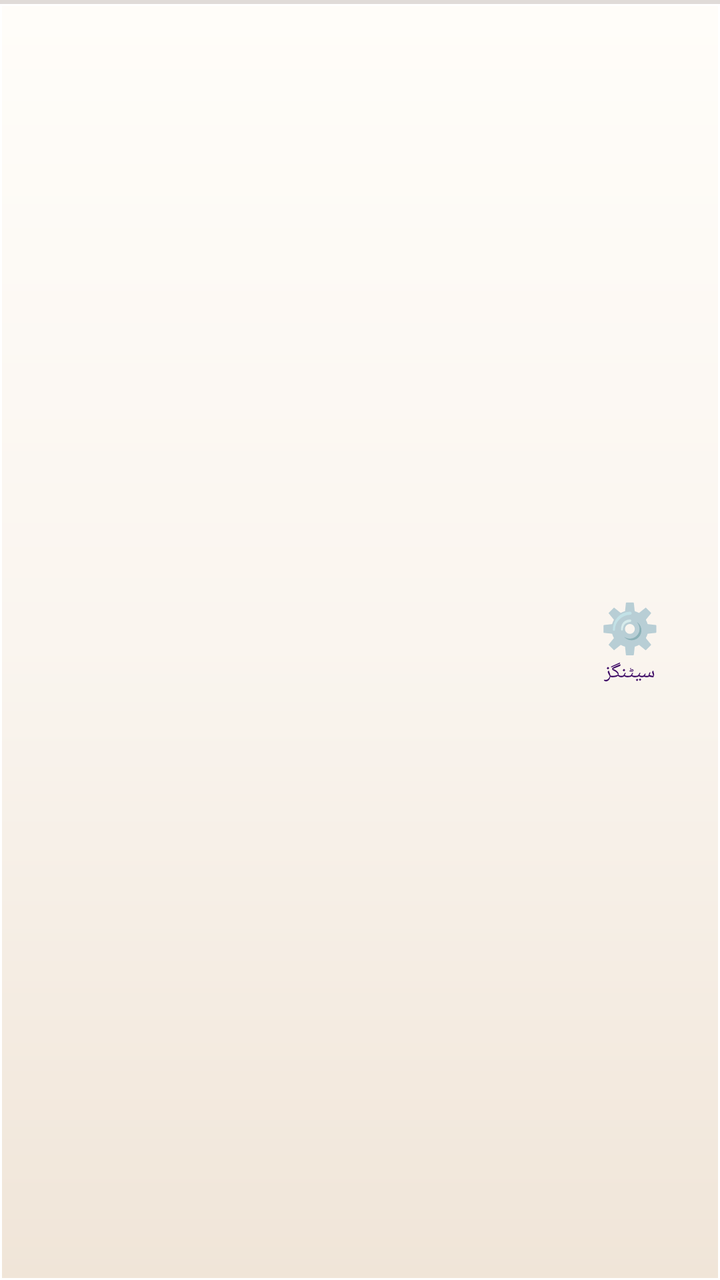
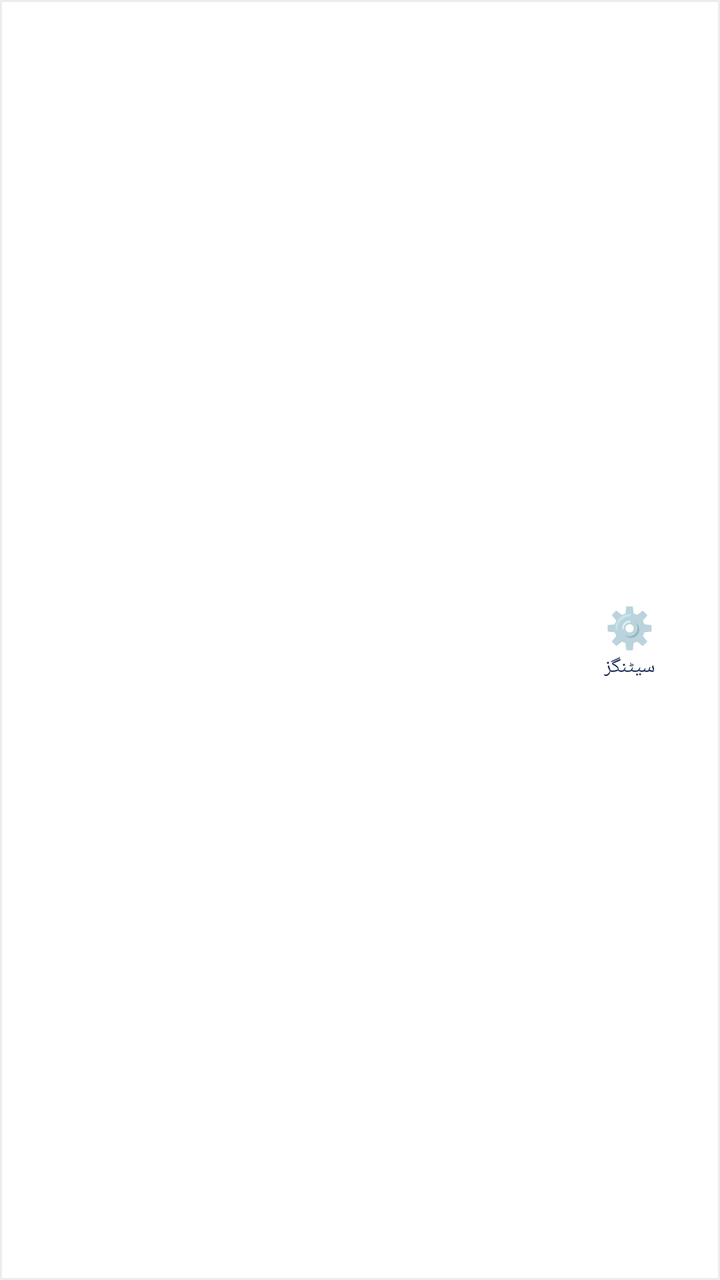

An Android layout rendered at two revisions. The XML below is the earlier revision; the diff shows what the commit changed to produce the second picture.
<!-- AndroidManifest.xml: application theme Theme.SheEmpower -->
<!-- res/layout/bottom_nav_bar.xml -->
<?xml version="1.0" encoding="utf-8"?>
<LinearLayout
    xmlns:android="http://schemas.android.com/apk/res/android"
    android:id="@+id/bottomNav"
    android:layout_width="match_parent"
    android:layout_height="64dp"
    android:orientation="horizontal"
    android:background="@drawable/bg_skeu_nav"
    android:elevation="12dp">

    
    <LinearLayout
        android:id="@+id/navItem1"
        android:layout_width="0dp"
        android:layout_height="match_parent"
        android:layout_weight="1"
        android:orientation="vertical"
        android:gravity="center"
        android:clickable="true"
        android:focusable="true">

        <TextView
            android:id="@+id/navIcon1"
            android:layout_width="wrap_content"
            android:layout_height="wrap_content"
            android:textSize="20sp"/>

        <TextView
            android:id="@+id/navLabel1"
            android:layout_width="wrap_content"
            android:layout_height="wrap_content"
            android:textSize="10sp"
            android:textColor="@color/lavender_text"/>

    </LinearLayout>

    
    <LinearLayout
        android:id="@+id/navItem2"
        android:layout_width="0dp"
        android:layout_height="match_parent"
        android:layout_weight="1"
        android:orientation="vertical"
        android:gravity="center"
        android:clickable="true"
        android:focusable="true">

        <TextView
            android:id="@+id/navIcon2"
            android:layout_width="wrap_content"
            android:layout_height="wrap_content"
            android:textSize="20sp"/>

        <TextView
            android:id="@+id/navLabel2"
            android:layout_width="wrap_content"
            android:layout_height="wrap_content"
            android:textSize="10sp"
            android:textColor="@color/lavender_text"/>

    </LinearLayout>

    
    <LinearLayout
        android:id="@+id/navItem3"
        android:layout_width="0dp"
        android:layout_height="match_parent"
        android:layout_weight="1"
        android:orientation="vertical"
        android:gravity="center"
        android:clickable="true"
        android:focusable="true">

        <TextView
            android:id="@+id/navIcon3"
            android:layout_width="wrap_content"
            android:layout_height="wrap_content"
            android:textSize="20sp"/>

        <TextView
            android:id="@+id/navLabel3"
            android:layout_width="wrap_content"
            android:layout_height="wrap_content"
            android:textSize="10sp"
            android:textColor="@color/lavender_text"/>

    </LinearLayout>

    
    <LinearLayout
        android:id="@+id/navItem4"
        android:layout_width="0dp"
        android:layout_height="match_parent"
        android:layout_weight="1"
        android:orientation="vertical"
        android:gravity="center"
        android:clickable="true"
        android:focusable="true">

        <TextView
            android:id="@+id/navIcon4"
            android:layout_width="wrap_content"
            android:layout_height="wrap_content"
            android:text="⚙️"
            android:textSize="24sp"/>

        <TextView
            android:id="@+id/navLabel4"
            android:layout_width="wrap_content"
            android:layout_height="wrap_content"
            android:text="سیٹنگز"
            android:textSize="10sp"
            android:textColor="@color/lavender_text"/>

    </LinearLayout>

</LinearLayout>
<!-- resources referenced by this layout -->
<resources>
  <color name="lavender_text">#3B0764</color>
  <!-- drawable bg_skeu_nav (drawable) -->
  <?xml version="1.0" encoding="utf-8"?>
  <layer-list xmlns:android="http://schemas.android.com/apk/res/android">
      
      <item>
          <shape android:shape="rectangle">
              <gradient
                  android:startColor="#202D253B"
                  android:endColor="#00000000"
                  android:angle="270" />
          </shape>
      </item>
      
      <item android:top="2dp">
          <shape android:shape="rectangle">
              <gradient
                  android:startColor="#FFFDF9"
                  android:centerColor="#FAF5EF"
                  android:endColor="#F0E5D8"
                  android:angle="270" />
              <stroke android:width="1dp" android:color="#FFFFFF" />
          </shape>
      </item>
  </layer-list>
  <style name="Theme.SheEmpower" parent="Theme.AppCompat.Light.NoActionBar">
          <item name="colorPrimary">@color/lavender_primary</item>
          <item name="colorPrimaryDark">@color/lavender_dark</item>
          <item name="colorAccent">@color/lavender_primary</item>
          <item name="android:windowBackground">@color/bg_cream</item>
          <item name="android:colorBackground">@color/bg_cream</item>
          <item name="android:textColorPrimary">@color/text_dark</item>
          <item name="android:textColorSecondary">@color/text_gray</item>
      </style>
  <color name="lavender_primary">#7C3AED</color>
  <color name="lavender_dark">#5B21B6</color>
  <color name="bg_cream">#FAF5EF</color>
  <color name="text_dark">#2D253B</color>
  <color name="text_gray">#6B637B</color>
</resources>

<!-- the commit's change to res/layout/bottom_nav_bar.xml (unified diff, before → after) -->
@@ -30,7 +30,7 @@
             android:layout_width="wrap_content"
             android:layout_height="wrap_content"
             android:textSize="10sp"
-            android:textColor="@color/lavender_text"/>
+            android:textColor="@color/text_primary"/>
 
     </LinearLayout>
 
@@ -56,7 +56,7 @@
             android:layout_width="wrap_content"
             android:layout_height="wrap_content"
             android:textSize="10sp"
-            android:textColor="@color/lavender_text"/>
+            android:textColor="@color/text_primary"/>
 
     </LinearLayout>
 
@@ -82,7 +82,7 @@
             android:layout_width="wrap_content"
             android:layout_height="wrap_content"
             android:textSize="10sp"
-            android:textColor="@color/lavender_text"/>
+            android:textColor="@color/text_primary"/>
 
     </LinearLayout>
 
@@ -102,7 +102,7 @@
             android:layout_width="wrap_content"
             android:layout_height="wrap_content"
             android:text="⚙️"
-            android:textSize="24sp"/>
+            android:textSize="20sp"/>
 
         <TextView
             android:id="@+id/navLabel4"
@@ -110,7 +110,7 @@
             android:layout_height="wrap_content"
             android:text="سیٹنگز"
             android:textSize="10sp"
-            android:textColor="@color/lavender_text"/>
+            android:textColor="@color/text_primary"/>
 
     </LinearLayout>
 
<!-- resource entries referenced after the edit -->
@@ -1,43 +1,29 @@
 <!-- resources referenced by this layout -->
 <resources>
-  <color name="lavender_text">#3B0764</color>
+  <color name="text_primary">#192A56</color>
   <!-- drawable bg_skeu_nav (drawable) -->
   <?xml version="1.0" encoding="utf-8"?>
-  <layer-list xmlns:android="http://schemas.android.com/apk/res/android">
-      
-      <item>
-          <shape android:shape="rectangle">
-              <gradient
-                  android:startColor="#202D253B"
-                  android:endColor="#00000000"
-                  android:angle="270" />
-          </shape>
-      </item>
-      
-      <item android:top="2dp">
-          <shape android:shape="rectangle">
-              <gradient
-                  android:startColor="#FFFDF9"
-                  android:centerColor="#FAF5EF"
-                  android:endColor="#F0E5D8"
-                  android:angle="270" />
-              <stroke android:width="1dp" android:color="#FFFFFF" />
-          </shape>
-      </item>
-  </layer-list>
+  <shape xmlns:android="http://schemas.android.com/apk/res/android"
+      android:shape="rectangle">
+      <solid android:color="@color/white" />
+      <stroke android:color="@color/card_border" android:width="1dp" />
+  </shape>
   <style name="Theme.SheEmpower" parent="Theme.AppCompat.Light.NoActionBar">
-          <item name="colorPrimary">@color/lavender_primary</item>
-          <item name="colorPrimaryDark">@color/lavender_dark</item>
-          <item name="colorAccent">@color/lavender_primary</item>
-          <item name="android:windowBackground">@color/bg_cream</item>
-          <item name="android:colorBackground">@color/bg_cream</item>
-          <item name="android:textColorPrimary">@color/text_dark</item>
-          <item name="android:textColorSecondary">@color/text_gray</item>
+          <item name="colorPrimary">@color/primary</item>
+          <item name="colorPrimaryDark">@color/primary_dark</item>
+          <item name="colorAccent">@color/accent</item>
+          <item name="android:windowBackground">@color/background</item>
+          <item name="android:colorBackground">@color/background</item>
+          <item name="android:textColorPrimary">@color/text_primary</item>
+          <item name="android:textColorSecondary">@color/text_secondary</item>
+          <item name="android:statusBarColor">@color/primary_dark</item>
       </style>
-  <color name="lavender_primary">#7C3AED</color>
-  <color name="lavender_dark">#5B21B6</color>
-  <color name="bg_cream">#FAF5EF</color>
-  <color name="text_dark">#2D253B</color>
-  <color name="text_gray">#6B637B</color>
+  <color name="white">#FFFFFF</color>
+  <color name="card_border">#EAECEE</color>
+  <color name="primary">#192A56</color>
+  <color name="primary_dark">#0F1B3D</color>
+  <color name="accent">#F7D794</color>
+  <color name="background">#FCFBFB</color>
+  <color name="text_secondary">#6B7A99</color>
 </resources>
 
